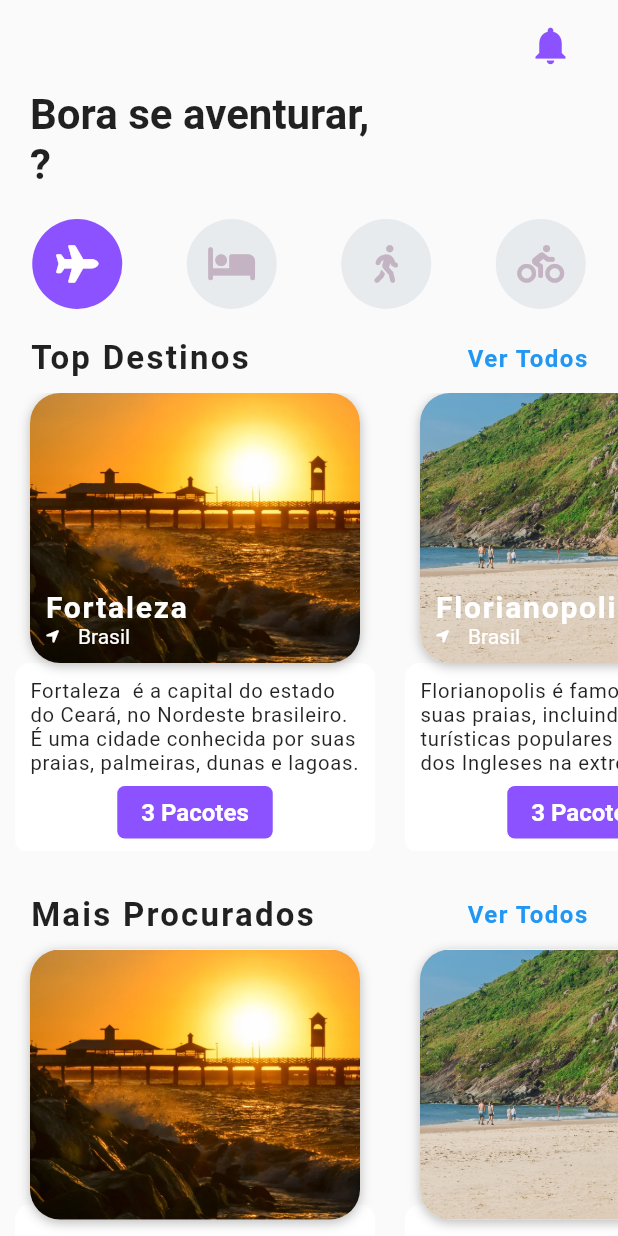
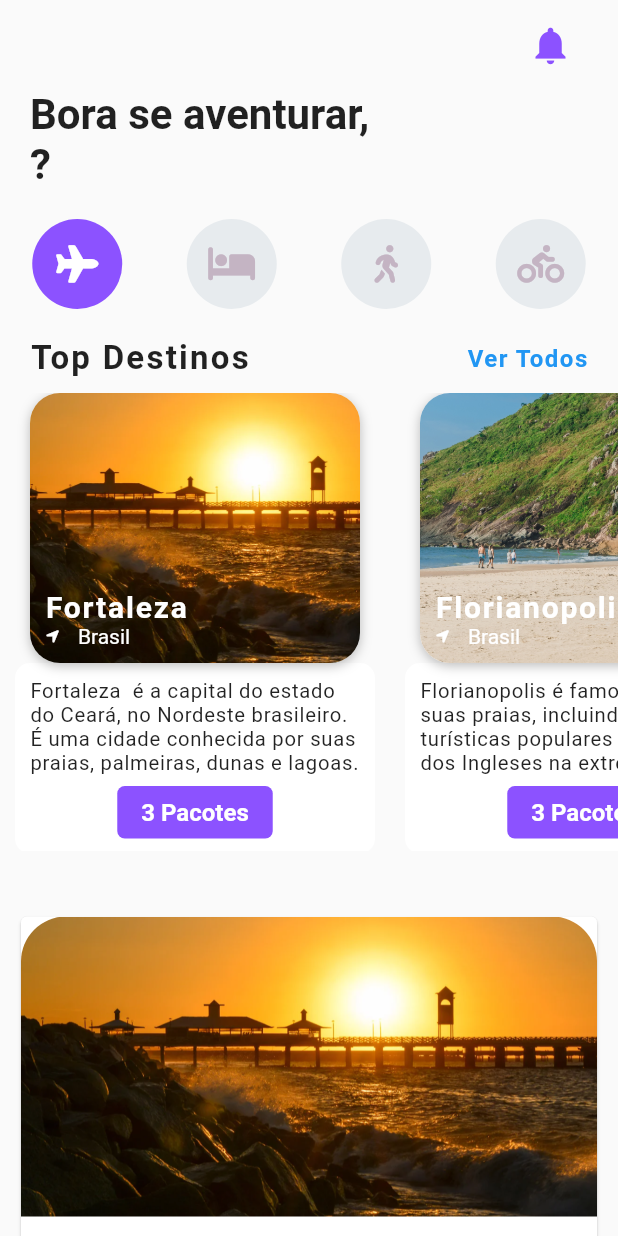
Before and after one commit to abreulays/app_dreams_tourism, a Flutter app: the ScreenHomePage screen opened directly with empty values, on a phone screen of 412 x 824 dp. Run offline on Flutter 3.47's test engine with Material 2 defaults, Android fonts, the phone set to English and light mode, and no system bars; our stand-ins replace font_awesome_flutter, google_nav_bar, shared_preferences; accounts and stored records are empty.

Commit message:
tudo funcionando ainda

```diff
--- a/lib/pages/screen_home_page.dart
+++ b/lib/pages/screen_home_page.dart
@@ -1,11 +1,9 @@
 import 'package:app_dreams_tourism/model/user_model.dart';
 import 'package:app_dreams_tourism/pages/notification_page.dart';
+import 'package:app_dreams_tourism/widget/list_card_activity.dart';
 import 'package:app_dreams_tourism/widget/destination_carousel.dart';
-import 'package:app_dreams_tourism/widget/hotel_carousel.dart';
 import 'package:flutter/material.dart';
 import 'package:font_awesome_flutter/font_awesome_flutter.dart';
-
-
 
 // aqui temos a declaração de uma classe que se chama ScreenHomePage que extende a classe StatefulWidget.
 class ScreenHomePage extends StatefulWidget {
@@ -18,8 +16,6 @@ class ScreenHomePage extends StatefulWidget {
 //const é um contrutor que da classe ScreenHomePage que usa como parametros o Key (que ajuda a identificar os widgets)
 //que chama como parâmetros o valor obrigátorio user do tipo UserModel.
 //A chamada super(key: key) chama o construtor padrão "pai" (StatefulWidget) passando a chave fornecida.
-
-
 
 // é um método que cria e retorna uma instância.
 //Override é o que permite a classe padrão "pai" retorne para as outras o que ele requer. Exemplo:
@@ -55,27 +51,25 @@ class _ScreenHomePageState extends State<ScreenHomePage> {
           _selectedIndex = index;
         });
       },
-
       child: Container(
         height: 60.0,
         width: 60.0,
         decoration: BoxDecoration(
           color: _selectedIndex == index
-              ? Color.fromRGBO(140, 82, 255, 1)
-              : Color(0xFFE7EBEE),
+              ? const Color.fromRGBO(140, 82, 255, 1)
+              : const Color(0xFFE7EBEE),
           borderRadius: BorderRadius.circular(30.0),
         ),
         child: Icon(
           _icons[index],
           size: 25.0,
           color: _selectedIndex == index
-              ? Color.fromRGBO(255, 255, 255, 1)
-              : Color.fromARGB(255, 196, 180, 195),
+              ? const Color.fromRGBO(255, 255, 255, 1)
+              : const Color.fromARGB(255, 196, 180, 195),
         ),
       ),
     );
   }
-
 
 //  Esta anotação @override indica que o método build está sobrescrevendo um método da classe pai. No contexto do Flutter,
 // o método build  é responsável por construir a hierarquia de widgets que compõem a interface do usuário.
@@ -91,17 +85,15 @@ class _ScreenHomePageState extends State<ScreenHomePage> {
 // O body do Scaffold é envolto por SafeArea para garantir que o conteúdo seja exibido de maneira segura.
 
 //SingleChildScrollView é usado para permitir rolar o conteúdo da tela quando o espaço vertical é limitado.
- //Ele envolve o Column que contém o conteúdo da tela.
+  //Ele envolve o Column que contém o conteúdo da tela.
 
- //Column coloca todos os elementos em colunas verticais. Paqdding é espaço do widge pai.
- //Nesse caso a column está em volta de um padding para acionar espaço horizontal e vertical.
+  //Column coloca todos os elementos em colunas verticais. Paqdding é espaço do widge pai.
+  //Nesse caso a column está em volta de um padding para acionar espaço horizontal e vertical.
 
- //row organiza os "filhos" em uma unica linha horizontal. Nesse caso tudo os elementos na parte superiror da tela.
+  //row organiza os "filhos" em uma unica linha horizontal. Nesse caso tudo os elementos na parte superiror da tela.
 
 //mainAxisAlignment: MainAxisAlignment.end,: MainAxisAlignment é usado para alinhar os filhos em uma direção principal.
 // Neste caso, end alinha os elementos no final da linha horizontal.
-
-
 
   @override
   Widget build(BuildContext context) {
@@ -111,7 +103,7 @@ class _ScreenHomePageState extends State<ScreenHomePage> {
           child: Column(
             children: [
               Padding(
-                padding: EdgeInsets.symmetric(horizontal: 20.0, vertical: 5.0),
+                padding: const EdgeInsets.symmetric(horizontal: 20.0, vertical: 5.0),
                 child: Row(
                   mainAxisAlignment: MainAxisAlignment.end,
                   children: [
@@ -121,7 +113,6 @@ class _ScreenHomePageState extends State<ScreenHomePage> {
 // e permite a navegação para a NotificationPage quando é tocado.
 
                     GestureDetector(
-
                       // onTap: () { Navigator.push(context, MaterialPageRoute(builder: (context) => NotificationPage(),),); },:
                       //  O onTap é um callback chamado quando o usuário toca no ícone de notificação. Quando o ícone de notificação é tocado,
                       // é iniciada uma navegação para a página NotificationPage usando
@@ -130,19 +121,18 @@ class _ScreenHomePageState extends State<ScreenHomePage> {
                         Navigator.push(
                           context,
                           MaterialPageRoute(
-                            builder: (context) => NotificationPage(),
+                            builder: (context) => const NotificationPage(),
                           ),
                         );
                       },
-
 
                       // child: Container(: Container é um widget que pode conter outros widgets e
                       // é usado para definir margens, preenchimentos e decorações para o conteúdo que ele contém.
                       child: Container(
                         padding:
-                            EdgeInsets.all(10.0), // Aumentar o tamanho do ícone
+                            const EdgeInsets.all(10.0), // Aumentar o tamanho do ícone
 
-                        child: Icon(
+                        child: const Icon(
                           Icons.notifications,
                           size: 30.0, // Aumentar o tamanho do ícone
                           color: Color.fromRGBO(140, 82, 255, 1),
@@ -153,15 +143,15 @@ class _ScreenHomePageState extends State<ScreenHomePage> {
                 ),
               ),
               Padding(
-                padding: EdgeInsets.symmetric(horizontal: 10.0),
+                padding: const EdgeInsets.symmetric(horizontal: 10.0),
                 child: Row(
                   children: [
-                    SizedBox(
+                    const SizedBox(
                         width:
                             10.0), // Adiciona algum espaço entre o texto e o nome do usuário
                     Text(
                       'Bora se aventurar, \n${widget.user.nome.split(' ')[0]}?',
-                      style: TextStyle(
+                      style: const TextStyle(
                         fontSize: 28,
                         fontWeight: FontWeight.bold,
                       ),
@@ -169,7 +159,6 @@ class _ScreenHomePageState extends State<ScreenHomePage> {
                   ],
                 ),
               ),
-
 
 // SizedBox(height: 20.0),: SizedBox é um widget que cria um espaço vertical com uma altura especificada. Neste caso, está sendo
 // adicionado um espaço vertical de 20 pixels.
@@ -179,21 +168,23 @@ class _ScreenHomePageState extends State<ScreenHomePage> {
 //  que é horizontal neste caso. spaceAround distribui
 //  o espaço entre os filhos de modo que haja espaço igual em torno de cada filho
 
-       SizedBox(height: 20.0),
+              const SizedBox(height: 20.0),
               Row(
                 mainAxisAlignment: MainAxisAlignment.spaceAround,
                 children: _icons //
                     .asMap() //apresenta os icones como mapas, em que chaves são índices e os valores são os elementos da lista.
                     .entries //obtém os pares chave-valor do mapa
-                    .map(  // é usada para transformar cada entrada do mapa chamando _buildIcon para cada índice.
+                    .map(
+                      // é usada para transformar cada entrada do mapa chamando _buildIcon para cada índice.
                       (MapEntry map) => _buildIcon(map.key),
                     )
                     .toList(), //aqui é uma lista de icones
               ),
-              SizedBox(height: 20.0),
+              const SizedBox(height: 20.0),
               DestinationCarousel(), //carrousel de destinos com a lista de destinos
-              SizedBox(height: 20.0),
-              HotelCarousel(),
+              const SizedBox(height: 20.0),
+              const ListCardActivity(),
+
             ],
           ),
         ),
--- /dev/null
+++ b/lib/widget/list_card_activity.dart
@@ -0,0 +1,114 @@
+import 'package:app_dreams_tourism/model/destination_model.dart';
+import 'package:flutter/material.dart';
+import 'package:app_dreams_tourism/model/activity_model.dart';
+
+class ListCardActivity extends StatelessWidget {
+  const ListCardActivity({Key? key});
+
+  Text _buildRatingStars(int rating) {
+    String stars = '';
+    for (int i = 0; i < rating; i++) {
+      stars += '⭐ ';
+    }
+    stars.trim();
+    return Text(stars);
+  }
+
+  @override
+  Widget build(BuildContext context) {
+    return Column(
+      children: activities.map((Activity activity) {
+        return Padding(
+          padding: const EdgeInsets.all(10.0),
+          child: ClipRRect(
+            borderRadius: BorderRadius.only(
+              bottomLeft: Radius.circular(30.0),
+              bottomRight: Radius.circular(30.0),
+            ),
+            child: Card(
+              child: Column(
+                crossAxisAlignment: CrossAxisAlignment.start,
+                children: [
+                  // Imagem no topo do card
+                  Container(
+                    width: double.infinity,
+                    height: 200, // Ajuste a altura conforme necessário
+                    child: ClipRRect(
+                      borderRadius: BorderRadius.only(
+                        topLeft: Radius.circular(30.0),
+                        topRight: Radius.circular(30.0),
+                      ),
+                      child: Image.asset(
+                        activity.imageUrl,
+                        fit: BoxFit.cover,
+                      ),
+                    ),
+                  ),
+                  // Detalhes da atividade
+                  Padding(
+                    padding: const EdgeInsets.all(15.0),
+                    child: Column(
+                      crossAxisAlignment: CrossAxisAlignment.start,
+                      children: [
+                        Text(
+                          activity.name,
+                          style: TextStyle(
+                              fontSize: 16, fontWeight: FontWeight.bold),
+                        ),
+                        Text(
+                          'Type: ${activity.type}',
+                          style: TextStyle(fontSize: 14),
+                        ),
+                        Text(
+                          'Price: ${activity.price}',
+                          style: TextStyle(fontSize: 14),
+                        ),
+                        SizedBox(height: 8),
+                        // Outros detalhes da atividade
+                        Row(
+                          children: <Widget>[
+                            Container(
+                              padding: EdgeInsets.all(5.0),
+                              width: 70.0,
+                              decoration: BoxDecoration(
+                                color: Colors.amber,
+                                borderRadius: BorderRadius.circular(10.0),
+                              ),
+                              alignment: Alignment.center,
+                              child: Text(
+                                activity.startTimes[0],
+                              ),
+                            ),
+                            SizedBox(width: 10.0),
+                            Container(
+                              padding: EdgeInsets.all(5.0),
+                              width: 70.0,
+                              decoration: BoxDecoration(
+                                color: Colors.amber,
+                                borderRadius: BorderRadius.circular(10.0),
+                              ),
+                              alignment: Alignment.center,
+                              child: Text(
+                                activity.startTimes[1],
+                              ),
+                            ),
+                          ],
+                        ),
+                        SizedBox(height: 8),
+                        _buildRatingStars(activity.rating),
+                        Text(
+                          'City: ${activity.city}',
+                          style: TextStyle(fontSize: 14),
+                        ),
+                      ],
+                    ),
+                  ),
+                ],
+              ),
+            ),
+          ),
+        );
+      }).toList(),
+    );
+  }
+}
```
